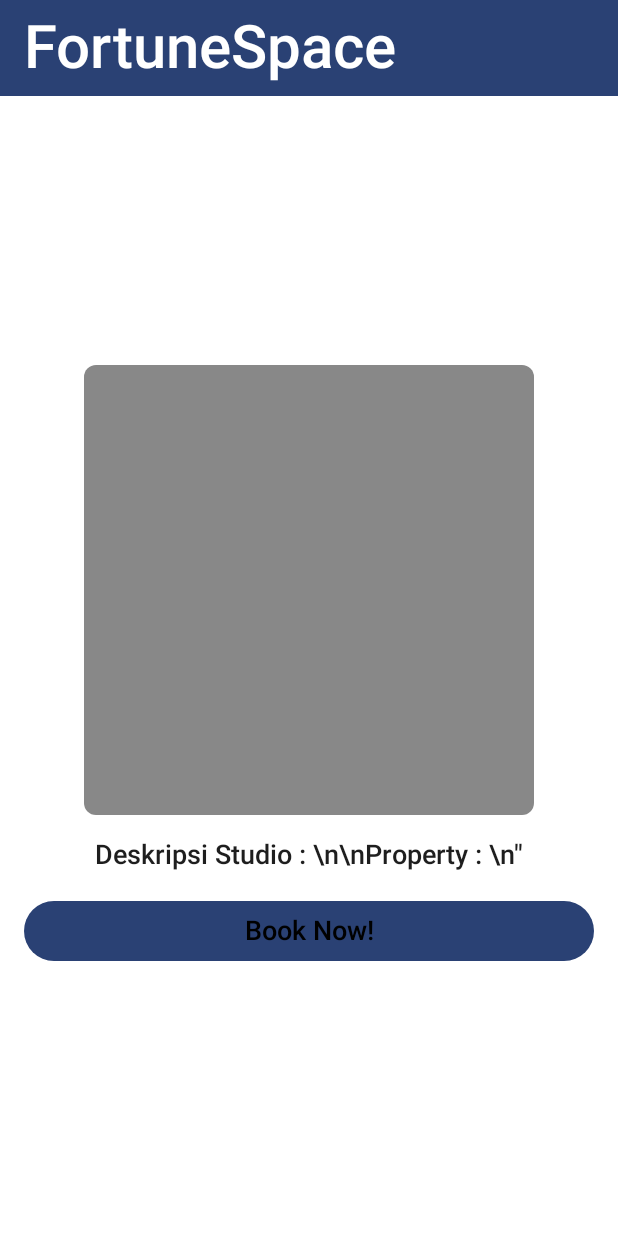
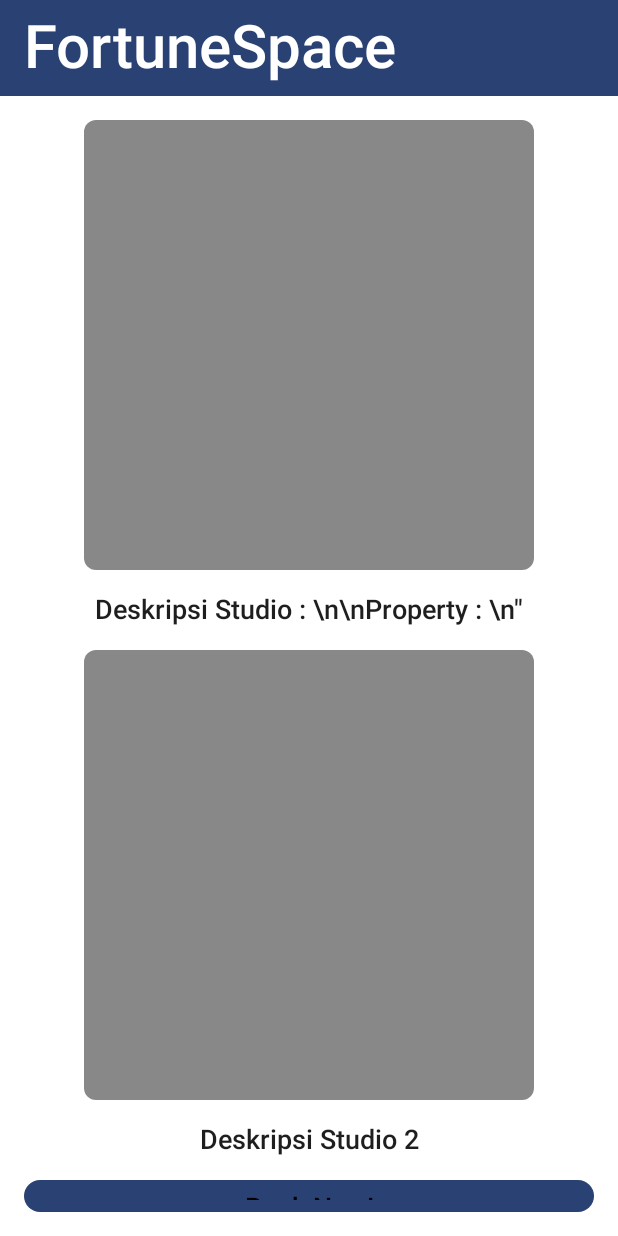
Before and after one commit to apexmoxxy/SewaStudio, an Android app built with Jetpack Compose: the composable PelangganHomePage shown on its own in the app's theme, on a phone screen of 412 x 824 dp. Run offline under Robolectric (Android 15) with nearby library versions, the phone set to English and light mode, and no system bars.

Commit message:
menambah 2 tempat untuk gambar studio di homepage pelanggan

```diff
--- a/app/src/main/java/com/example/sewastudio/view/pelanggan/HomePage.kt
+++ b/app/src/main/java/com/example/sewastudio/view/pelanggan/HomePage.kt
@@ -96,6 +96,30 @@ fun PelangganHomePage(navController: NavController, modifier: Modifier = Modifie
 
                 Spacer(modifier = Modifier.height(16.dp))
 
+                Box(
+                    modifier = Modifier
+                        .size(300.dp)
+                        .clip(shape = RoundedCornerShape(8.dp))
+                        .background(Color.Gray)
+                ) {
+//                    Image(
+//                        painter = , contentDescription =
+//                    )
+                }
+
+                Spacer(modifier = Modifier.height(16.dp))
+
+                Text(
+                    text = "Deskripsi Studio 2",
+                    style = TextStyle(
+                        fontSize = 18.sp,
+                        fontWeight = FontWeight(600),
+                        color = Color(0xFF1E1E1E)
+                    )
+                )
+
+                Spacer(modifier = Modifier.height(16.dp))
+
                 Button(
                     onClick = {
                         AuthController.logout(navController, preferencesManager)
@@ -111,7 +135,8 @@ fun PelangganHomePage(navController: NavController, modifier: Modifier = Modifie
                             fontWeight = FontWeight(600),
                             color = Color(0xFF000000)
                         )
-                    ) }
+                    )
+                }
             }
         }
     }
```
